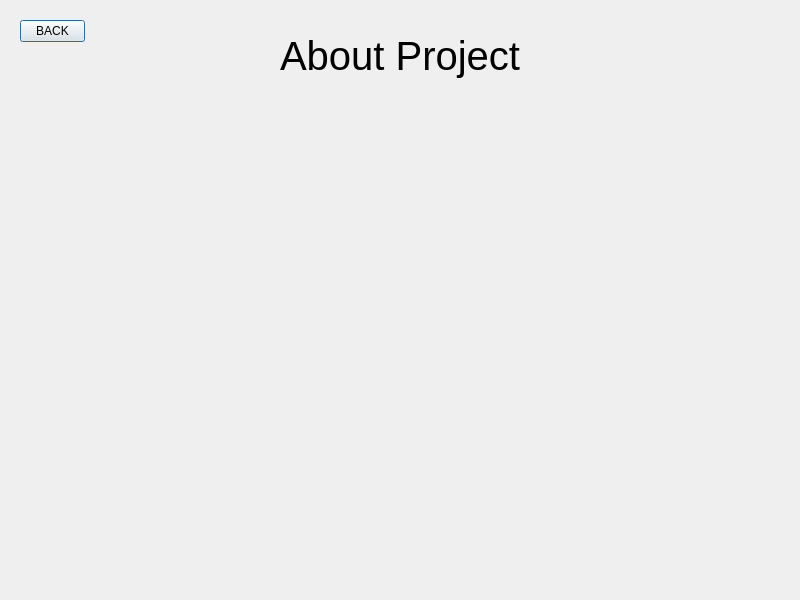
Qt form aboutproj.ui (m-muneebrehman/pd) before a commit.
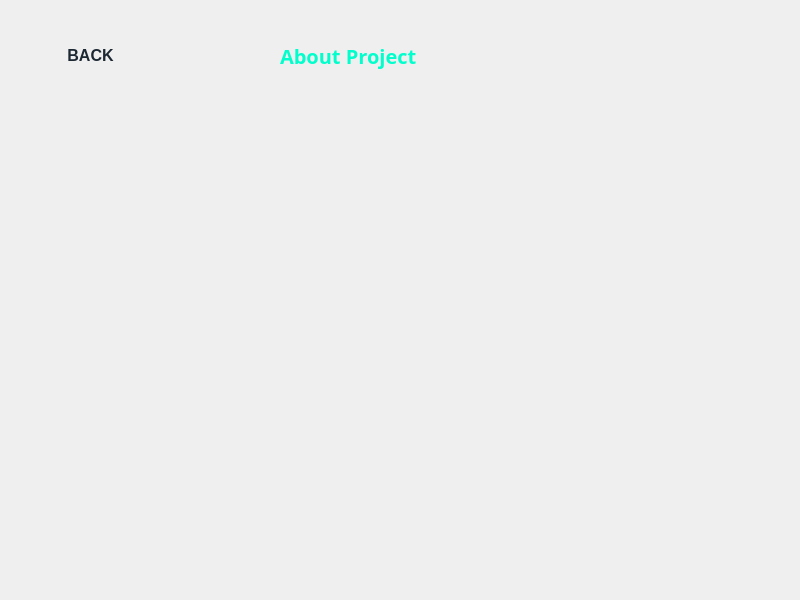
The same form after that commit.

```diff
--- a/aboutproj.ui
+++ b/aboutproj.ui
@@ -13,6 +13,70 @@
   <property name="windowTitle">
    <string>Dialog</string>
   </property>
+  <property name="styleSheet">
+   <string notr="true">/* Dialog with a gradient background for a futuristic feel */
+QDialog {
+    background: qlineargradient(spread:pad, x1:0, y1:0, x2:1, y2:1, 
+                                stop:0 #2c3e50, stop:1 #4ca1af); /* Gradient */
+    font-family: 'Cyber Alert', sans-serif; /* Cyber Alert font family */
+    color: #ecf0f1; /* Light text for contrast */
+    border-radius: 12px; /* Rounded edges */
+}
+
+/* Style for labels with neon effect */
+QLabel {
+    color: #00ffcc; /* Neon aqua */
+    font-size: 20px; /* Slightly smaller font size */
+    font-weight: bold;
+    text-align: center;
+    text-shadow: 0px 0px 8px rgba(0, 255, 204, 0.8), /* Outer neon glow */
+                 0px 0px 4px rgba(0, 255, 204, 0.6); /* Inner glow */
+    font-family: 'Cyber Alert', sans-serif; /* Cyber Alert font */
+}
+
+/* Style for buttons */
+QPushButton {
+    background: qlineargradient(spread:pad, x1:0, y1:0, x2:1, y2:1, 
+                                stop:0 #1f4037, stop:1 #99f2c8); /* Gradient background */
+    color: #1c2833; /* Dark text */
+    border: none; /* No border */
+    border-radius: 20px; /* Rounded edges */
+    padding: 10px 20px; /* Adjusted padding for smaller size */
+    font-size: 16px; /* Reduced font size */
+    font-weight: bold;
+    font-family: 'Cyber Alert', sans-serif; /* Cyber Alert font */
+    box-shadow: 0px 8px 12px rgba(0, 0, 0, 0.3); /* Glow effect */
+    transition: all 0.3s ease-in-out;
+}
+
+/* Hover effect for buttons */
+QPushButton:hover {
+    background: qlineargradient(spread:pad, x1:0, y1:0, x2:1, y2:1, 
+                                stop:0 #34e89e, stop:1 #0f3443); /* Vibrant gradient */
+    transform: scale(1.1); /* Slightly enlarge */
+    box-shadow: 0px 10px 15px rgba(0, 255, 170, 0.7); /* Neon glow */
+    color: #ecf0f1; /* Switch text to light for contrast */
+}
+
+/* Style for line edits */
+QLineEdit {
+    background-color: #1c2833; /* Dark background */
+    color: #ecf0f1; /* Light text */
+    border: 2px solid #00d1b2; /* Neon border */
+    border-radius: 12px; /* Adjusted for smaller size */
+    padding: 6px 10px; /* Adjusted padding for smaller input */
+    font-size: 14px; /* Reduced font size */
+    font-family: 'Cyber Alert', sans-serif; /* Cyber Alert font */
+    box-shadow: 0px 4px 8px rgba(0, 0, 0, 0.2); /* Subtle shadow */
+}
+
+/* Focus effect for line edits */
+QLineEdit:focus {
+    border-color: #34e89e; /* Change border color when focused */
+    box-shadow: 0px 0px 10px rgba(52, 232, 158, 0.8); /* Neon glow on focus */
+}
+</string>
+  </property>
   <widget class="QLabel" name="aboutProj">
    <property name="geometry">
     <rect>
@@ -24,7 +88,9 @@
    </property>
    <property name="font">
     <font>
-     <pointsize>30</pointsize>
+     <family>Cyber Alert</family>
+     <pointsize>-1</pointsize>
+     <bold>true</bold>
     </font>
    </property>
    <property name="text">
@@ -36,8 +102,8 @@
     <rect>
      <x>20</x>
      <y>20</y>
-     <width>65</width>
-     <height>22</height>
+     <width>141</width>
+     <height>71</height>
     </rect>
    </property>
    <property name="text">
```
